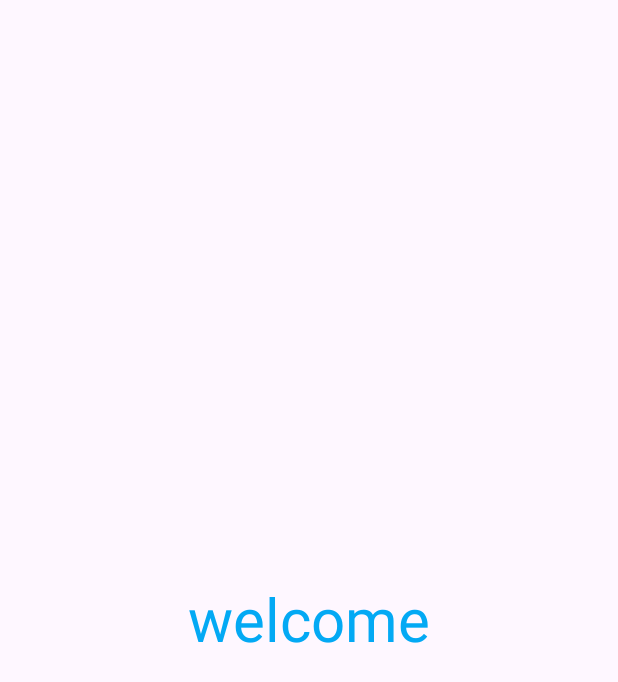
After one commit to ShotDark55/transmission_between_activity, an Android app: the MainActivity2 screen opened directly, with no data from a screen before it, on a phone screen of 412 x 824 dp. The commit adds this screen. Shown: the top 682 px of the screen. Run offline under Robolectric (Android 15) with nearby library versions, the phone set to English and light mode, and no system bars.

Commit message:
add welcome screen

```diff
--- a/app/src/main/AndroidManifest.xml
+++ b/app/src/main/AndroidManifest.xml
@@ -8,10 +8,13 @@
         android:fullBackupContent="@xml/backup_rules"
         android:icon="@mipmap/ic_icon_primary"
         android:label="@string/app_name"
-        android:roundIcon="@mipmap/ic_launcher_round"
+        android:roundIcon="@mipmap/ic_icon_primary"
         android:supportsRtl="true"
         android:theme="@style/Theme.Transmission_between_activity"
         tools:targetApi="31">
+        <activity
+            android:name=".MainActivity2"
+            android:exported="false" />
         <activity
             android:name=".MainActivity"
             android:exported="true">
--- /dev/null
+++ b/app/src/main/java/com/okiyacode/transmission_between_activity/MainActivity2.java
@@ -0,0 +1,24 @@
+package com.okiyacode.transmission_between_activity;
+
+import android.os.Bundle;
+
+import androidx.activity.EdgeToEdge;
+import androidx.appcompat.app.AppCompatActivity;
+import androidx.core.graphics.Insets;
+import androidx.core.view.ViewCompat;
+import androidx.core.view.WindowInsetsCompat;
+
+public class MainActivity2 extends AppCompatActivity {
+
+    @Override
+    protected void onCreate(Bundle savedInstanceState) {
+        super.onCreate(savedInstanceState);
+        EdgeToEdge.enable(this);
+        setContentView(R.layout.activity_main2);
+        ViewCompat.setOnApplyWindowInsetsListener(findViewById(R.id.main), (v, insets) -> {
+            Insets systemBars = insets.getInsets(WindowInsetsCompat.Type.systemBars());
+            v.setPadding(systemBars.left, systemBars.top, systemBars.right, systemBars.bottom);
+            return insets;
+        });
+    }
+}
--- /dev/null
+++ b/app/src/main/res/layout/activity_main2.xml
@@ -0,0 +1,21 @@
+<?xml version="1.0" encoding="utf-8"?>
+<androidx.constraintlayout.widget.ConstraintLayout xmlns:android="http://schemas.android.com/apk/res/android"
+    xmlns:app="http://schemas.android.com/apk/res-auto"
+    xmlns:tools="http://schemas.android.com/tools"
+    android:id="@+id/main"
+    android:layout_width="match_parent"
+    android:layout_height="match_parent"
+    tools:context=".MainActivity2">
+
+    <TextView
+        android:id="@+id/textView"
+        android:layout_width="wrap_content"
+        android:layout_height="wrap_content"
+        android:text="@string/welcome"
+        android:textSize="40sp"
+        android:textColor="#03A9F4"
+        app:layout_constraintBottom_toBottomOf="parent"
+        app:layout_constraintEnd_toEndOf="parent"
+        app:layout_constraintStart_toStartOf="parent"
+        app:layout_constraintTop_toTopOf="parent" />
+</androidx.constraintlayout.widget.ConstraintLayout>
--- a/app/src/main/res/values/strings.xml
+++ b/app/src/main/res/values/strings.xml
@@ -1,3 +1,9 @@
 <resources>
     <string name="app_name">transmission_between_activity</string>
+    <string name="username">Username :</string>
+    <string name="domine_example_com">domine@example.com</string>
+    <string name="password">Password :</string>
+    <string name="pass">**********</string>
+    <string name="login">login</string>
+    <string name="welcome">welcome</string>
 </resources>
```
Also changed, not shown: app/src/main/java/com/okiyacode/transmission_between_activity/MainActivity.java (+18 -2 lines), app/src/main/res/layout/activity_main.xml (+7 -6 lines).
